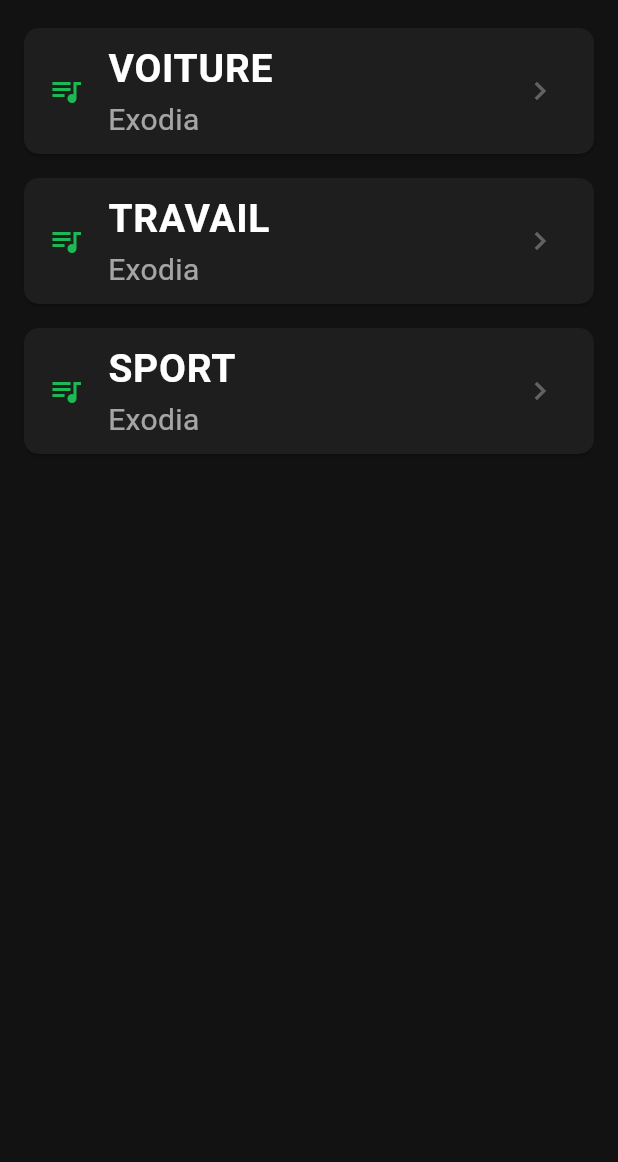
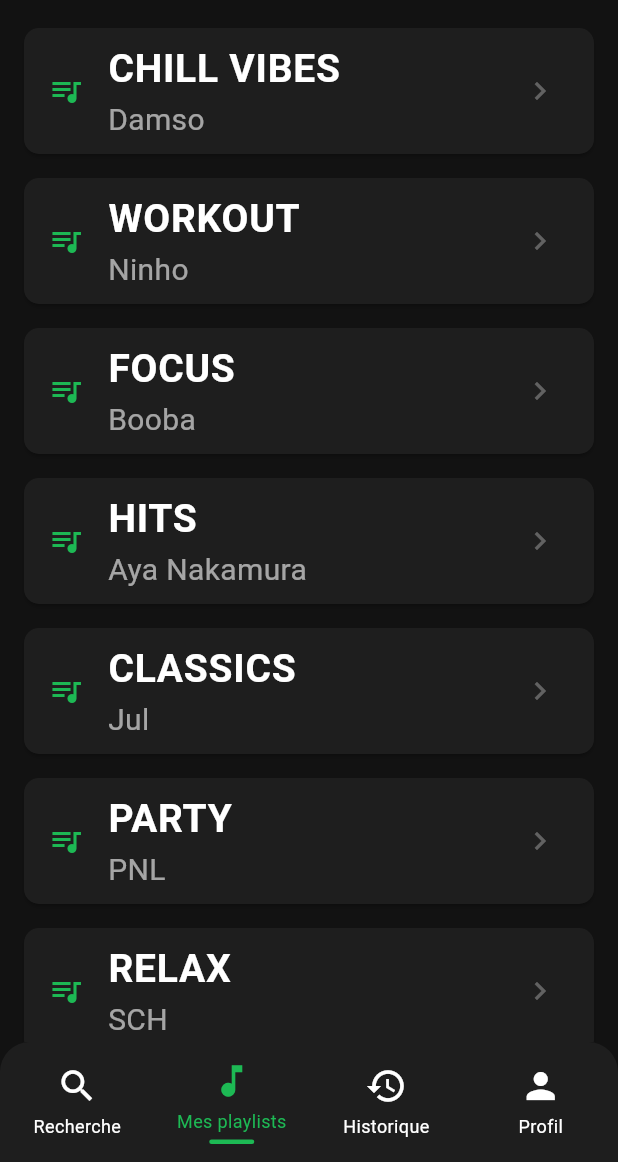
Before and after one commit to S5-C1-Exodia/mobile_app, a Flutter app: the PlaylistsScreen screen opened by its route, on a phone screen of 412 x 824 dp, the part 74-1236 px from its top. Run offline on Flutter 3.47's test engine with Material 3 defaults, Android fonts, the phone set to English and light mode, and no system bars; our stand-ins replace audioplayers, lottie; Roboto replaces fonts that are missing (ArchivoBlack).

Commit message:
Revert "Back select playlist"

````diff
--- a/lib/models/daos/interfaces/IPlaylistDAO.dart
+++ /dev/null
@@ -1,27 +0,0 @@
-import '../../playlist.dart';
-import '../../playlists.dart';
-
-/// **IPlaylistDAO**
-///
-/// This abstract class defines the **Data Access Object (DAO)** interface
-/// responsible for managing data operations related to playlists.
-/// It specifies the contract for retrieving playlist information from
-/// a data source such as a local database, remote API, or other storage system.
-abstract class IPlaylistDAO {
-  /// Retrieves a single playlist based on its unique [id].
-  ///
-  /// Returns a [Future] that completes with a [Playlist] object
-  /// once the data has been successfully fetched.
-  ///
-  /// Throws an exception if the playlist cannot be found or
-  /// if there is a data retrieval error.
-  Future<Playlist> getPlaylistById(String id);
-
-  /// Retrieves all playlists available in the data source.
-  ///
-  /// Returns a [Future] that completes with a [Playlists] object,
-  /// which typically contains a list of [Playlist] instances.
-  ///
-  /// Throws an exception if data retrieval fails.
-  Future<Playlists> getAllPlaylists();
-}
--- a/lib/models/playlist.dart
+++ b/lib/models/playlist.dart
@@ -5,7 +5,6 @@
 /// Contains information about the playlist's name, optional image URL,
 /// author, and the list of tracks included in the playlist.
 class Playlist {
-  final String id;
   final String name;
   final String? imageUrl;
   final String autor;
@@ -16,7 +15,6 @@
   /// [name] and [autor] are required, [imageUrl] is optional,
   /// and [tracks] is a required list of [Track] objects.
   Playlist({
-    required this.id,
     required this.name,
     required this.autor,
     this.imageUrl,
--- a/lib/models/playlists.dart
+++ /dev/null
@@ -1,7 +0,0 @@
-import 'package:mobile_app/models/playlist.dart';
-
-class Playlists {
-  final List<Playlist> playlists;
-
-  Playlists({required this.playlists});
-}
--- a/lib/screens/playlist_screen.dart
+++ b/lib/screens/playlist_screen.dart
@@ -1,9 +1,11 @@
 import 'package:flutter/material.dart';
 import 'package:provider/provider.dart';
 import '../core/theme/palettes.dart';
-import '../viewmodels/playlistsVM.dart';
+import '../models/playlist.dart';
+import '../providers/app_provider.dart';
 import '../widgets/playlists_list.dart';
 import '../widgets/custom_app_bar.dart';
+import '../widgets/custom_bottom_bar.dart';
 
 /// A stateless widget that displays a list of playlists in the app.
 ///
@@ -23,36 +25,41 @@
 /// PlaylistsScreen(onToggleTheme: ..., palette: ...)
 /// ```
 class PlaylistsScreen extends StatelessWidget {
-  final VoidCallback onToggleTheme;
-  final AppPalette palette;
-
-  const PlaylistsScreen({
-    super.key,
-    required this.onToggleTheme,
-    required this.palette,
-  });
+  const PlaylistsScreen({super.key});
 
   @override
   Widget build(BuildContext context) {
-    return Consumer<PlaylistsVM>(
-      builder: (context, vm, child) {
-        if (vm.isLoading) {
-          return const Center(child: CircularProgressIndicator());
-        }
+    final appProvider = Provider.of<AppProvider>(context);
+    final bool isDark = appProvider.themeMode == ThemeMode.dark;
+    final AppPalette palette = isDark ? paletteDark : paletteLight;
 
-        if (vm.errorMessage != null) {
-          return Center(child: Text(vm.errorMessage!));
-        }
+    final List<Playlist> samplePlaylists = [
+      Playlist(name: 'Chill Vibes', autor: 'Damso', tracks: []),
+      Playlist(name: 'Workout', autor: 'Ninho', tracks: []),
+      Playlist(name: 'Focus', autor: 'Booba', tracks: []),
+      Playlist(name: 'Hits', autor: 'Aya Nakamura', tracks: []),
+      Playlist(name: 'Classics', autor: 'Jul', tracks: []),
+      Playlist(name: 'Party', autor: 'PNL', tracks: []),
+      Playlist(name: 'Relax', autor: 'SCH', tracks: []),
+      Playlist(name: 'Road Trip', autor: 'Kaaris', tracks: []),
+      Playlist(name: 'Sleep', autor: 'Lomepal', tracks: []),
+      Playlist(name: 'Jazz', autor: 'Orelsan', tracks: []),
+      Playlist(name: 'Rock', autor: 'Soprano', tracks: []),
+      Playlist(name: 'Pop', autor: 'Vianney', tracks: []),
+    ];
 
-        return Scaffold(
-          backgroundColor: palette.background,
-          appBar: CustomAppBar(titleKey: 'appTitle'),
-          body: PlaylistsList(
-            playlists: vm.playlists,
-            palette: palette,
-          ),
-        );
-      },
+    return Scaffold(
+      backgroundColor: palette.background,
+      appBar: CustomAppBar(titleKey: 'appTitle'),
+      body: PlaylistsList(playlists: samplePlaylists),
+      bottomNavigationBar: CustomBottomBar(
+        currentIndex: 1,
+        onTap: (i) {
+          if (i == 3) {
+          }
+        },
+      ),
     );
+
   }
 }
--- a/lib/utils/helpers.dart
+++ b/lib/utils/helpers.dart
@@ -5,7 +5,6 @@
   await Future.delayed(Duration(seconds: 1));
   return [
     Playlist(
-      id: "1",
       name: 'Top Hits',
       imageUrl: 'https://i.scdn.co/image/ab67706f00000002c4e7b6e6e6e6e6e6e6e6e6e6',
       tracks: [
@@ -14,7 +13,6 @@
       ], autor: '',
     ),
     Playlist(
-      id: "2",
       name: 'Chill Vibes',
       imageUrl: 'https://i.scdn.co/image/ab67706f00000002b4e7b6e6e6e6e6e6e6e6e6e6',
       tracks: [
--- a/lib/viewmodels/playlistVM.dart
+++ /dev/null
@@ -1,50 +0,0 @@
-import 'package:mobile_app/models/playlist.dart';
-import 'package:mobile_app/viewmodels/trackVM.dart';
-
-/// **PlaylistVM**
-///
-/// The **ViewModel** responsible for managing a single playlist and its state
-/// within the application.
-///
-/// This class is part of the **MVVM (Model-View-ViewModel)** architecture.
-/// It acts as a bridge between the [Playlist] model and the user interface,
-/// providing logic to handle the currently selected track and navigate
-/// through the playlist’s tracks.
-///
-/// The [PlaylistVM] exposes the current [TrackVM] and allows track switching
-/// while maintaining an internal index of the active track.
-class PlaylistVM {
-  /// The underlying playlist model that this ViewModel manages.
-  final Playlist model;
-
-  /// The currently selected track, wrapped in a [TrackVM].
-  late TrackVM current;
-
-  /// Internal index tracking the position of the current track in the playlist.
-  int _currentIndex = 0;
-
-  /// Creates a new [PlaylistVM] from the provided [model].
-  ///
-  /// Throws an [Exception] if the playlist does not contain any tracks.
-  PlaylistVM(this.model) {
-    if (model.tracks == null || model.tracks.isEmpty) {
-      throw Exception('The playlist does not contain any tracks');
-    }
-    current = TrackVM(model: model.tracks[_currentIndex]);
-  }
-
-  /// Moves to the next track in the playlist.
-  ///
-  /// - If the current track is not the last one, advances to the next track.
-  /// - If already at the last track, remains on it.
-  /// Updates the [current] property with a new [TrackVM] instance.
-  void nextTrack() {
-    if (_currentIndex < model.tracks.length - 1) {
-      _currentIndex++;
-      current = TrackVM(model: model.tracks[_currentIndex]);
-    } else {
-      // If at the end of the playlist, remain on the last track.
-      current = TrackVM(model: model.tracks.last);
-    }
-  }
-}
--- a/lib/viewmodels/playlistsVM.dart
+++ /dev/null
@@ -1,65 +0,0 @@
-import 'package:flutter/foundation.dart';
-import 'package:mobile_app/models/daos/interfaces/IPlaylistDAO.dart';
-import 'package:mobile_app/models/playlists.dart';
-import 'package:mobile_app/models/playlist.dart';
-
-/// **PlaylistsVM**
-///
-/// The **ViewModel** responsible for managing the state and logic related
-/// to the list of playlists in the application.
-///
-/// This class follows the **MVVM (Model-View-ViewModel)** architecture pattern.
-/// It acts as an intermediary between the user interface and the data layer,
-/// handling data retrieval, loading states, and error management.
-///
-/// The [PlaylistsVM] fetches playlist data from the provided [IPlaylistDAO],
-/// stores it locally, and notifies listeners (e.g., Flutter widgets)
-/// whenever the state changes.
-class PlaylistsVM extends ChangeNotifier {
-  /// The Data Access Object used to retrieve playlists from a data source.
-  final IPlaylistDAO dao;
-
-  /// Internal list of playlists currently loaded.
-  List<Playlist> _playlists = [];
-
-  /// Public getter that exposes the loaded playlists.
-  List<Playlist> get playlists => _playlists;
-
-  /// Indicates whether data is currently being loaded.
-  bool _isLoading = false;
-
-  /// Public getter for the loading state.
-  bool get isLoading => _isLoading;
-
-  /// Holds an error message if data loading fails.
-  String? _errorMessage;
-
-  /// Public getter for the error message.
-  String? get errorMessage => _errorMessage;
-
-  /// Creates a new [PlaylistsVM] instance with the given [dao].
-  PlaylistsVM({required this.dao});
-
-  /// Loads all playlists from the data source.
-  ///
-  /// - Sets the loading state to `true` before starting the operation.
-  /// - Fetches playlists asynchronously using the [dao].
-  /// - Updates the internal playlist list upon success.
-  /// - Handles and stores any error that occurs during loading.
-  /// - Notifies all listeners when the state changes.
-  Future<void> loadPlaylists() async {
-    _isLoading = true;
-    _errorMessage = null;
-    notifyListeners();
-
-    try {
-      final Playlists data = await dao.getAllPlaylists();
-      _playlists = data.playlists;
-    } catch (e) {
-      _errorMessage = "Error while loading playlists";
-    } finally {
-      _isLoading = false;
-      notifyListeners();
-    }
-  }
-}
--- a/lib/viewmodels/trackVM.dart
+++ /dev/null
@@ -1,21 +0,0 @@
-import 'package:mobile_app/models/track.dart';
-
-/// **TrackVM**
-///
-/// The **ViewModel** responsible for representing and managing the state
-/// of a single track within the application.
-///
-/// This class is part of the **MVVM (Model-View-ViewModel)** architecture.
-/// It serves as an intermediary between the [Track] model and the UI layer,
-/// providing a clean and structured way to access track information
-/// from the user interface.
-///
-/// While [TrackVM] currently acts as a simple wrapper around the [Track] model,
-/// it can be extended to include additional UI-specific logic or computed properties.
-class TrackVM {
-  /// The underlying track model managed by this ViewModel.
-  final Track model;
-
-  /// Creates a new instance of [TrackVM] associated with the given [model].
-  TrackVM({required this.model});
-}
--- a/lib/widgets/playlists_list.dart
+++ b/lib/widgets/playlists_list.dart
@@ -1,10 +1,9 @@
 import 'package:flutter/material.dart';
-import 'package:mobile_app/screens/swipe_screen.dart';
-import 'package:mobile_app/viewmodels/playlistVM.dart';
+import 'package:mobile_app/screens/login_tracks_screen.dart';
+import 'package:provider/provider.dart';
 import '../core/theme/palettes.dart';
 import '../models/playlist.dart';
 import '../providers/app_provider.dart';
-import 'package:provider/provider.dart';
 
 /// A widget that displays a list of playlists in a vertical scrollable view.
 ///
@@ -17,19 +16,14 @@
 /// - [palette]: The color palette to use for theming.
 class PlaylistsList extends StatelessWidget {
   final List<Playlist> playlists;
-  final AppPalette palette;
 
-  const PlaylistsList({
-    super.key,
-    required this.playlists,
-    required this.palette,
-  });
+  const PlaylistsList({super.key, required this.playlists});
 
   @override
   Widget build(BuildContext context) {
     final appProvider = Provider.of<AppProvider>(context);
     final bool isDark = appProvider.themeMode == ThemeMode.dark;
-    final AppPalette currentPalette = isDark ? paletteDark : paletteLight;
+    final AppPalette palette = isDark ? paletteDark : paletteLight;
 
     return Column(
       children: [
@@ -38,7 +32,7 @@
               ? Center(
                   child: Text(
                     'Aucune playlist',
-              style: TextStyle(color: currentPalette.white70),
+                    style: TextStyle(color: palette.white70),
                   ),
                 )
               : ListView.separated(
@@ -46,38 +40,43 @@
                   itemCount: playlists.length,
                   separatorBuilder: (_, __) => const SizedBox(height: 8),
                   itemBuilder: (context, index) {
-              final playlist = playlists[index];
+                    final p = playlists[index];
                     return Padding(
                       padding: const EdgeInsets.symmetric(horizontal: 12),
                       child: Card(
-                  color: currentPalette.card,
+                        color: palette.card,
                         shape: const RoundedRectangleBorder(
                           borderRadius: BorderRadius.all(Radius.circular(10)),
                         ),
                         child: ListTile(
-                    leading: Icon(Icons.queue_music, color: currentPalette.accentGreen),
+                          leading: Icon(
+                            Icons.queue_music,
+                            color: palette.accentGreen,
+                          ),
                           title: Text(
-                      playlist.name.toUpperCase(),
+                            p.name.toUpperCase(),
                             style: TextStyle(
-                        color: currentPalette.white,
+                              color: palette.white,
                               fontWeight: FontWeight.bold,
                               fontSize: 26,
                             ),
                           ),
                           subtitle: Text(
-                      playlist.autor,
+                            p.autor,
                             style: TextStyle(
-                        color: currentPalette.white60,
+                              color: palette.white60,
                               fontSize: 20,
                             ),
                           ),
-                    trailing: Icon(Icons.chevron_right, color: currentPalette.white30),
+                          trailing: Icon(
+                            Icons.chevron_right,
+                            color: palette.white30,
+                          ),
                           onTap: () {
-                      final playlistVM = PlaylistVM(playlist);
                             Navigator.push(
                               context,
                               MaterialPageRoute(
-                          builder: (context) => SwipeScreen(playlistVM: playlistVM),
+                                builder: (context) => const LoginTracksScreen(),
                               ),
                             );
                           },
--- a/lib/widgets/recent_playlists.dart
+++ b/lib/widgets/recent_playlists.dart
@@ -21,11 +21,13 @@
     final bool isDark = appProvider.themeMode == ThemeMode.dark;
     final AppPalette palette = isDark ? paletteDark : paletteLight;
 
-    final List<Playlist> items = playlists ?? [
-      Playlist(id: '1', name: 'Chill Vibes', autor: 'Damso', tracks: []),
-      Playlist(id: '2', name: 'Workout', autor: 'Ninho', tracks: []),
-      Playlist(id: '3', name: 'Focus', autor: 'Booba', tracks: []),
-    ];
+    final List<Playlist> items =
+        playlists ??
+        [
+          Playlist(name: 'Chill Vibes', autor: 'Damso', tracks: []),
+          Playlist(name: 'Workout', autor: 'Ninho', tracks: []),
+          Playlist(name: 'Focus', autor: 'Booba', tracks: []),
+        ];
 
     if (items.isEmpty) {
       return Center(
````
Also changed, not shown: lib/main.dart (+10 -32 lines), lib/models/daos/FakePlaylistDAO.dart (deleted, +0 -79 lines), lib/models/dtos/playlistDTO.dart (deleted, +0 -37 lines), lib/models/dtos/playlistsDTO.dart (deleted, +0 -18 lines), lib/models/dtos/trackDTO.dart (deleted, +0 -35 lines), lib/screens/swipe_screen.dart (+113 -56 lines), lib/models/daos/interfaces/ITrackDAO.dart (deleted), lib/models/daos/interfaces/IUserDAO.dart (deleted), lib/screens/home_screen.dart (deleted), lib/viewmodels/userVM.dart (deleted), 3 other files. Lines whose indentation alone changed are shown as unchanged.
